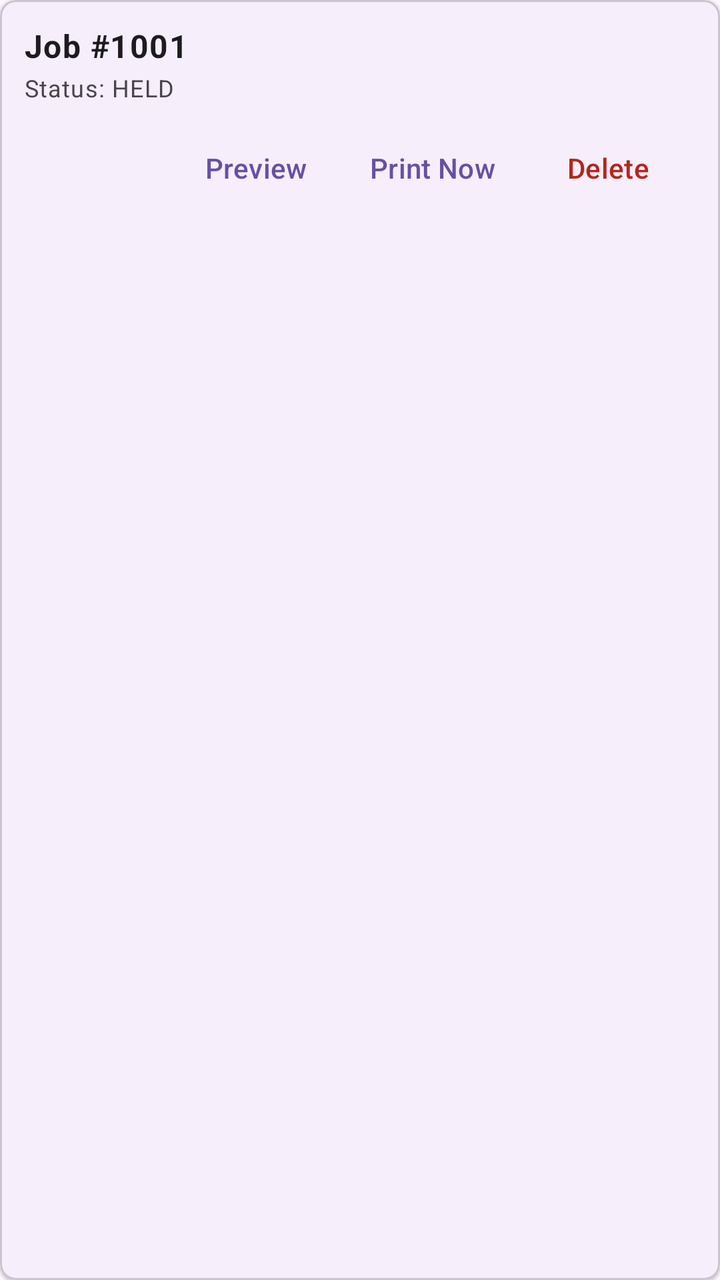
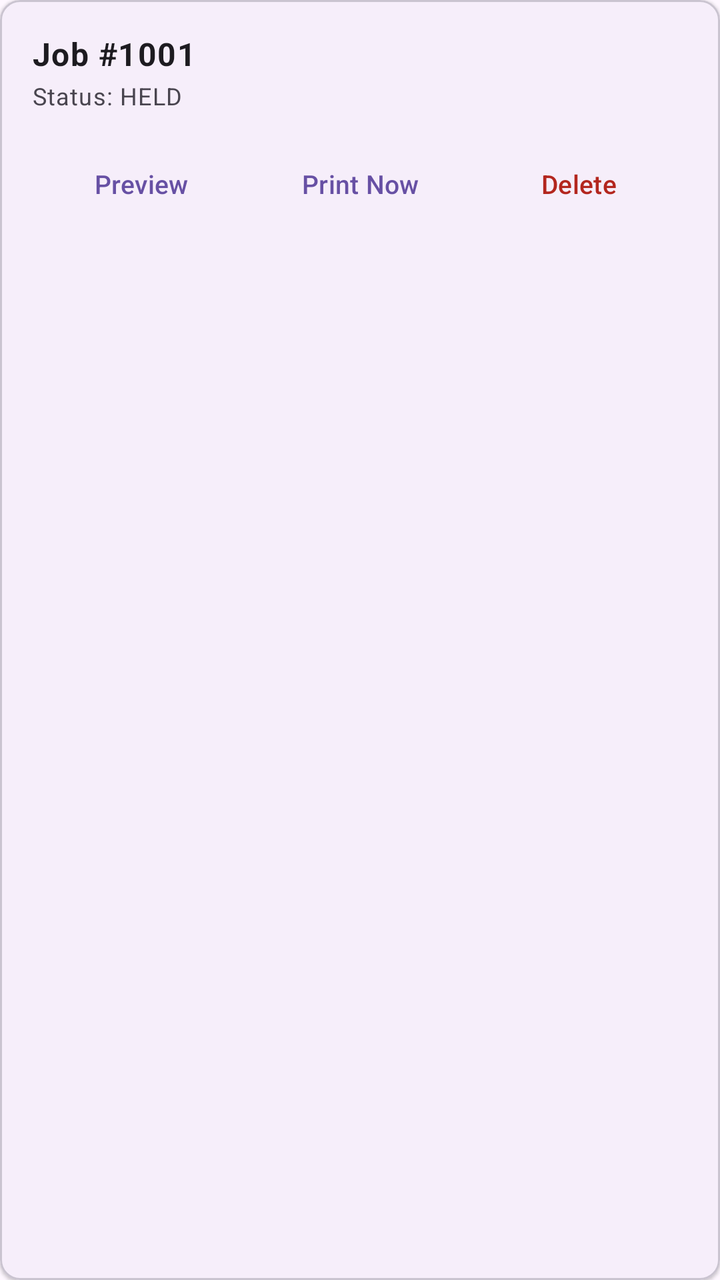

Two renders of the same Android screen: before a commit and after it. Below are the layout's source before the change and the commit's diff.
<!-- AndroidManifest.xml: application theme Theme.RolloPrint -->
<!-- res/layout/item_queue_job.xml -->
<?xml version="1.0" encoding="utf-8"?>
<com.google.android.material.card.MaterialCardView
    xmlns:android="http://schemas.android.com/apk/res/android"
    xmlns:app="http://schemas.android.com/apk/res-auto"
    android:layout_width="match_parent"
    android:layout_height="wrap_content"
    android:layout_marginBottom="8dp"
    app:cardCornerRadius="8dp"
    app:cardElevation="1dp"
    app:strokeWidth="1dp"
    app:strokeColor="?attr/colorOutlineVariant">

    <LinearLayout
        android:layout_width="match_parent"
        android:layout_height="wrap_content"
        android:orientation="vertical"
        android:padding="12dp">

        <TextView
            android:id="@+id/tvJobName"
            android:layout_width="wrap_content"
            android:layout_height="wrap_content"
            android:text="Job #1001"
            android:textAppearance="?attr/textAppearanceBodyLarge"
            android:textColor="?attr/colorOnSurface"
            android:textStyle="bold" />

        <TextView
            android:id="@+id/tvJobStatus"
            android:layout_width="wrap_content"
            android:layout_height="wrap_content"
            android:text="Status: HELD"
            android:textAppearance="?attr/textAppearanceBodySmall"
            android:textColor="?attr/colorOnSurfaceVariant"
            android:layout_marginTop="2dp" />

        <LinearLayout
            android:layout_width="match_parent"
            android:layout_height="wrap_content"
            android:orientation="horizontal"
            android:gravity="end"
            android:layout_marginTop="8dp">

            <com.google.android.material.button.MaterialButton
                android:id="@+id/btnItemPreview"
                style="@style/Widget.Material3.Button.TextButton"
                android:layout_width="wrap_content"
                android:layout_height="wrap_content"
                android:text="Preview" />

            <com.google.android.material.button.MaterialButton
                android:id="@+id/btnItemPrint"
                style="@style/Widget.Material3.Button.TextButton"
                android:layout_width="wrap_content"
                android:layout_height="wrap_content"
                android:text="Print Now" />

            <com.google.android.material.button.MaterialButton
                android:id="@+id/btnItemDelete"
                style="@style/Widget.Material3.Button.TextButton"
                android:layout_width="wrap_content"
                android:layout_height="wrap_content"
                android:text="Delete"
                android:textColor="?attr/colorError" />
        </LinearLayout>

    </LinearLayout>
</com.google.android.material.card.MaterialCardView>
<!-- resources referenced by this layout -->
<resources>
  <style name="Theme.RolloPrint" parent="Base.Theme.RolloPrint" />
  <style name="Base.Theme.RolloPrint" parent="Theme.Material3.DayNight.NoActionBar">
          
          <item name="android:windowLayoutInDisplayCutoutMode" tools:targetApi="p">shortEdges</item>
      </style>
</resources>

<!-- the commit's change to res/layout/item_queue_job.xml (unified diff, before → after) -->
@@ -4,8 +4,8 @@
     xmlns:app="http://schemas.android.com/apk/res-auto"
     android:layout_width="match_parent"
     android:layout_height="wrap_content"
-    android:layout_marginBottom="8dp"
-    app:cardCornerRadius="8dp"
+    android:layout_marginBottom="10dp"
+    app:cardCornerRadius="10dp"
     app:cardElevation="1dp"
     app:strokeWidth="1dp"
     app:strokeColor="?attr/colorOutlineVariant">
@@ -14,7 +14,7 @@
         android:layout_width="match_parent"
         android:layout_height="wrap_content"
         android:orientation="vertical"
-        android:padding="12dp">
+        android:padding="16dp">
 
         <TextView
             android:id="@+id/tvJobName"
@@ -38,28 +38,43 @@
             android:layout_width="match_parent"
             android:layout_height="wrap_content"
             android:orientation="horizontal"
-            android:gravity="end"
-            android:layout_marginTop="8dp">
+            android:gravity="center_vertical"
+            android:layout_marginTop="12dp">
 
             <com.google.android.material.button.MaterialButton
                 android:id="@+id/btnItemPreview"
                 style="@style/Widget.Material3.Button.TextButton"
-                android:layout_width="wrap_content"
+                android:layout_width="0dp"
                 android:layout_height="wrap_content"
+                android:layout_weight="1"
+                android:insetLeft="0dp"
+                android:insetRight="0dp"
+                android:paddingHorizontal="4dp"
+                android:textSize="13sp"
                 android:text="Preview" />
 
             <com.google.android.material.button.MaterialButton
                 android:id="@+id/btnItemPrint"
                 style="@style/Widget.Material3.Button.TextButton"
-                android:layout_width="wrap_content"
+                android:layout_width="0dp"
                 android:layout_height="wrap_content"
+                android:layout_weight="1"
+                android:insetLeft="0dp"
+                android:insetRight="0dp"
+                android:paddingHorizontal="4dp"
+                android:textSize="13sp"
                 android:text="Print Now" />
 
             <com.google.android.material.button.MaterialButton
                 android:id="@+id/btnItemDelete"
                 style="@style/Widget.Material3.Button.TextButton"
-                android:layout_width="wrap_content"
+                android:layout_width="0dp"
                 android:layout_height="wrap_content"
+                android:layout_weight="1"
+                android:insetLeft="0dp"
+                android:insetRight="0dp"
+                android:paddingHorizontal="4dp"
+                android:textSize="13sp"
                 android:text="Delete"
                 android:textColor="?attr/colorError" />
         </LinearLayout>
